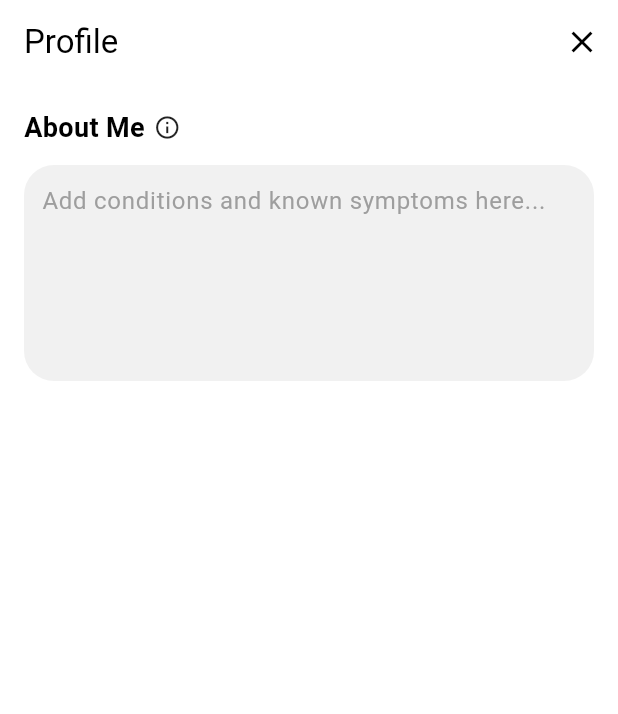
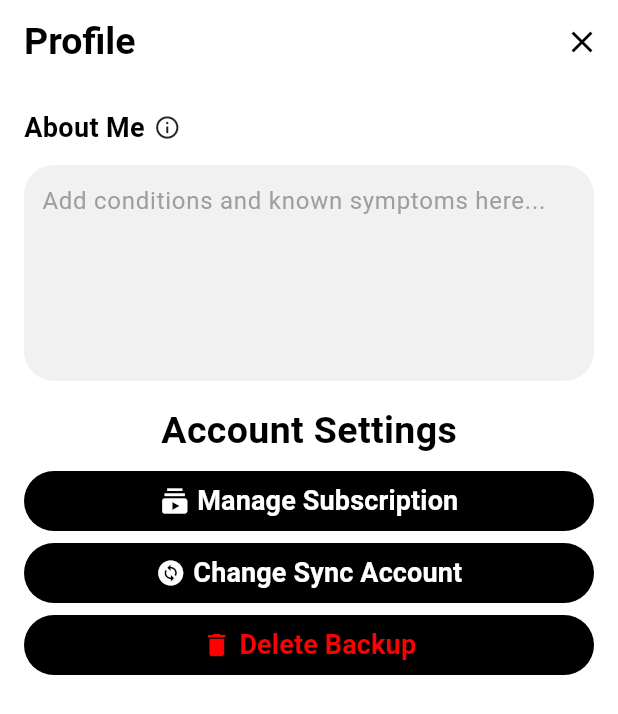
Before and after one commit to mw29/rootcause, a Flutter app: the ProfileScreen screen opened directly, on a phone screen of 412 x 824 dp. Shown: the top 714 px of the screen. Run offline on Flutter 3.47's test engine with Material 3 defaults, Android fonts, the phone set to English and light mode, and no system bars.

Commit message:
account settings ui

```diff
--- a/rootcause_app/lib/screens/profile.dart
+++ b/rootcause_app/lib/screens/profile.dart
@@ -11,7 +11,10 @@ class _ProfileScreenState extends State<ProfileScreen> {
   Widget build(BuildContext context) {
     return Scaffold(
       appBar: AppBar(
-        title: Text("Profile"),
+        title: Text(
+          "Profile",
+          style: TextStyle(fontSize: 25, fontWeight: FontWeight.bold),
+        ),
         automaticallyImplyLeading: false,
         actions: [
           IconButton(
@@ -24,13 +27,20 @@ class _ProfileScreenState extends State<ProfileScreen> {
         child: Padding(
           padding: const EdgeInsets.all(16.0),
           child: Column(
+            children: [
+              Column(
+                children: [
+                  Column(
                     crossAxisAlignment: CrossAxisAlignment.start,
                     children: [
                       Row(
                         children: [
                           Text(
                             "About Me",
-                    style: TextStyle(fontWeight: FontWeight.bold, fontSize: 18),
+                            style: TextStyle(
+                              fontWeight: FontWeight.bold,
+                              fontSize: 18,
+                            ),
                           ),
                           SizedBox(width: 6),
                           GestureDetector(
@@ -41,7 +51,6 @@ class _ProfileScreenState extends State<ProfileScreen> {
                           ),
                         ],
                       ),
-
                       SizedBox(height: 12),
                       Container(
                         decoration: BoxDecoration(
@@ -52,7 +61,8 @@ class _ProfileScreenState extends State<ProfileScreen> {
                         child: TextField(
                           maxLines: 5,
                           decoration: InputDecoration(
-                    hintText: 'Add conditions and known symptoms here...',
+                            hintText:
+                                'Add conditions and known symptoms here...',
                             hintStyle: TextStyle(color: Colors.grey),
                             border: InputBorder.none,
                             isCollapsed: true,
@@ -61,6 +71,67 @@ class _ProfileScreenState extends State<ProfileScreen> {
                       ),
                     ],
                   ),
+                ],
+              ),
+              SizedBox(height: 15),
+              Column(
+                mainAxisAlignment: MainAxisAlignment.center,
+                children: [
+                  Text(
+                    "Account Settings",
+                    style: TextStyle(fontSize: 25, fontWeight: FontWeight.bold),
+                  ),
+                  SizedBox(height: 5),
+                  FilledButton(
+                    onPressed: () => print("Implement Manage Subscription"),
+                    child: Row(
+                      mainAxisAlignment: MainAxisAlignment.center,
+                      children: [
+                        Icon(Icons.subscriptions, size: 20,),
+                        SizedBox(width: 5),
+                        Text("Manage Subscription", style: TextStyle(fontSize: 18, fontWeight: FontWeight.bold),),
+                      ],
+                    ),
+                  ),
+                  FilledButton(
+                    onPressed: () => print("Implement Change Sync Account"),
+                    child: Row(
+                      mainAxisAlignment: MainAxisAlignment.center,
+                      children: [
+                        Icon(Icons.change_circle, size: 20),
+                        SizedBox(width: 5),
+                        Text(
+                          "Change Sync Account",
+                          style: TextStyle(
+                            fontSize: 18,
+                            fontWeight: FontWeight.bold,
+                          ),
+                        ),
+                      ],
+                    ),
+                  ),
+                  FilledButton(
+                    onPressed: () => print("Implement Delete Backup"),
+                    child: Row(
+                      mainAxisAlignment: MainAxisAlignment.center,
+                      children: [
+                        Icon(Icons.delete, color: Color(0xffFF0000), size: 20),
+                        SizedBox(width: 5),
+                        Text(
+                          "Delete Backup",
+                          style: TextStyle(
+                            color: Color(0xffFF0000),
+                            fontWeight: FontWeight.bold,
+                            fontSize: 18,
+                          ),
+                        ),
+                      ],
+                    ),
+                  ),
+                ],
+              ),
+            ],
+          ),
         ),
       ),
     );
```
Lines whose indentation alone changed are shown as unchanged.
